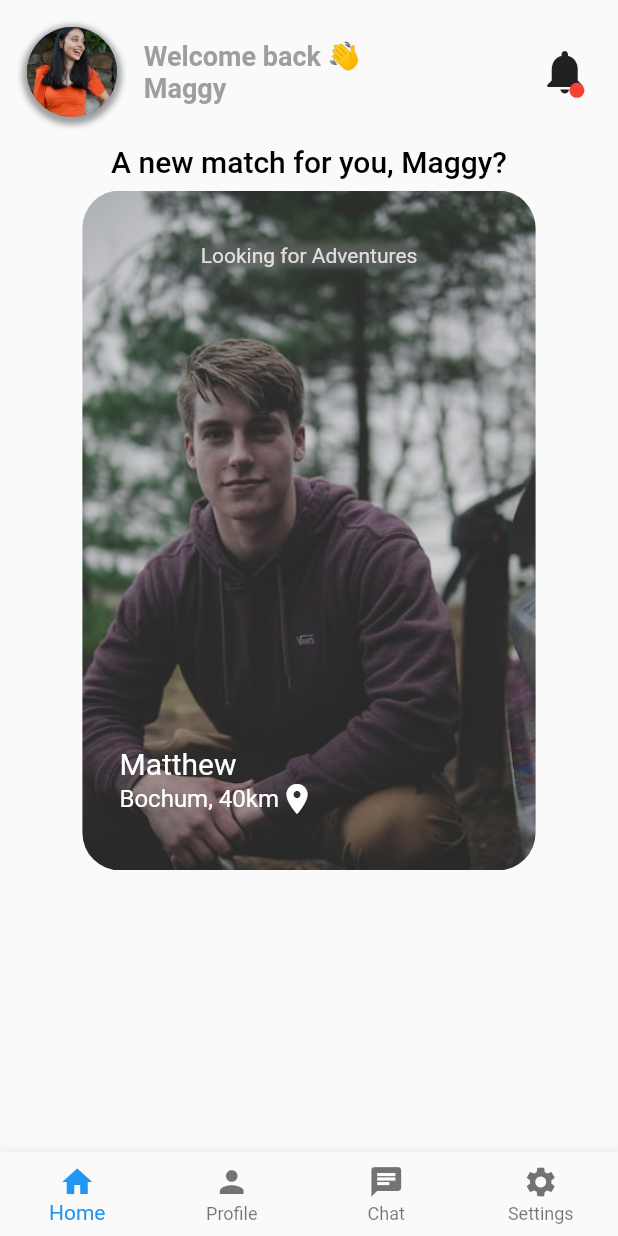
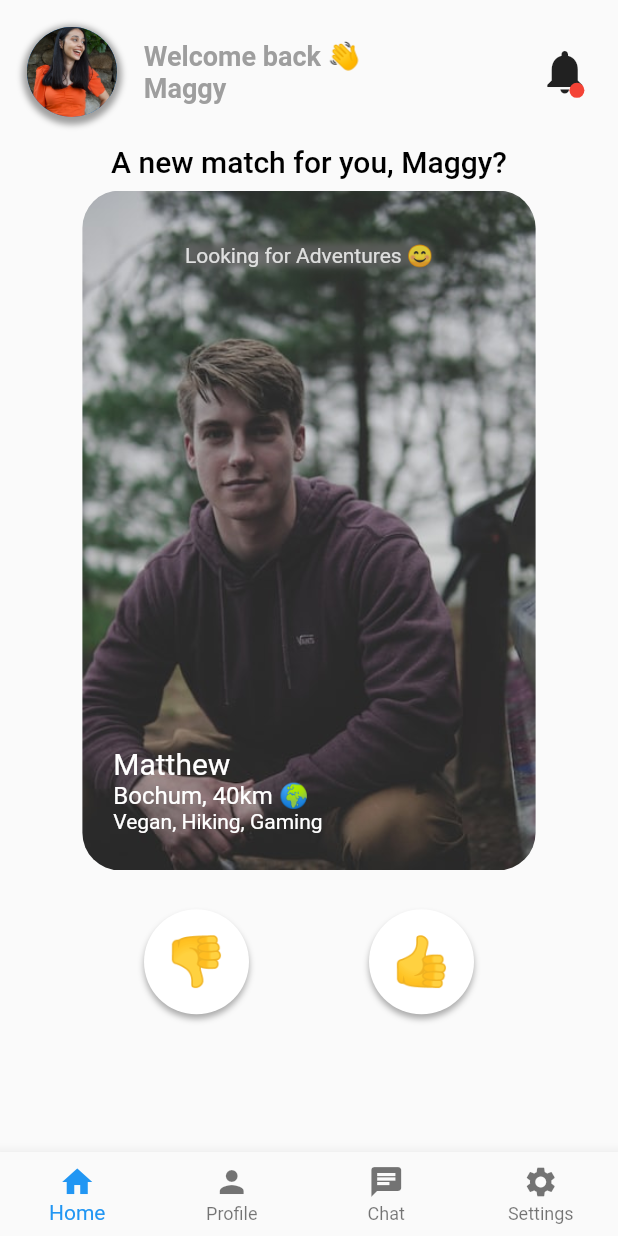
Before and after one commit to leon-mel/pometri, a Flutter app: the screen it shows after launch, on a phone screen of 412 x 824 dp. Run offline on Flutter 3.47's test engine with Material 2 defaults, Android fonts, the phone set to English and light mode, and no system bars; our stand-ins replace bloc, dartz, firebase_auth, firebase_core, flutter_bloc, flutter_bounce and 2 more; accounts and stored records are empty.

Commit message:
finished home ui

```diff
--- a/lib/homemenu/home_screen_new.dart
+++ b/lib/homemenu/home_screen_new.dart
@@ -38,7 +38,7 @@ class HomeScreenNew extends StatelessWidget {
                           radius: 30,
                           backgroundImage: AssetImage("assets/user.png")),
                     ),
-                    Column(
+                    const Column(
                       crossAxisAlignment: CrossAxisAlignment.start,
                       children: [
                         Text(
@@ -112,15 +112,15 @@ class HomeScreenNew extends StatelessWidget {
                                     blurRadius: 3)
                               ]),
                           child: Text(
-                            "Looking for Adventures",
+                            "Looking for Adventures 😊",
                             style:
                                 TextStyle(color: Colors.white.withOpacity(0.8)),
                           )),
                     ),
                     Positioned(
                       top: SizeConfig.safeBlockVertical * 45,
-                      left: SizeConfig.safeBlockHorizontal * 6,
-                      child: Align(
+                      left: SizeConfig.safeBlockHorizontal * 5,
+                      child: const Align(
                         alignment: Alignment.bottomLeft,
                         child: Column(
                             crossAxisAlignment: CrossAxisAlignment.start,
@@ -130,22 +130,72 @@ class HomeScreenNew extends StatelessWidget {
                                 style: TextStyle(
                                     color: Colors.white, fontSize: 20),
                               ),
-                              Row(
-                                children: [
-                                  Text(
-                                    "Bochum, 40km",
-                                    style: TextStyle(
-                                        color: Colors.white, fontSize: 16),
-                                  ),
-                                  Icon(
-                                    Icons.location_on,
-                                    color: Colors.white,
-                                  )
-                                ],
+                              Text(
+                                "Bochum, 40km 🌍",
+                                style: TextStyle(
+                                    color: Colors.white, fontSize: 16),
+                              ),
+                              Text(
+                                "Vegan, Hiking, Gaming",
+                                style: TextStyle(
+                                    color: Colors.white, fontSize: 14),
                               )
                             ]),
                       ),
                     )
+                  ],
+                ),
+              ),
+              Padding(
+                padding: const EdgeInsets.only(top: 18.0),
+                child: Row(
+                  mainAxisAlignment: MainAxisAlignment.center,
+                  children: [
+                    const SizedBox(
+                      width: 50,
+                    ),
+                    Container(
+                      height: 70,
+                      width: 70,
+                      decoration: BoxDecoration(
+                          shape: BoxShape.circle,
+                          color: Colors.white,
+                          boxShadow: [
+                            BoxShadow(
+                                blurRadius: 3,
+                                offset: const Offset(0, 3),
+                                color: Colors.grey[600]!.withOpacity(0.6))
+                          ]),
+                      child: const Center(
+                          child: Text(
+                        "👎",
+                        style: TextStyle(fontSize: 32),
+                      )),
+                    ),
+                    const SizedBox(
+                      width: 80,
+                    ),
+                    Container(
+                      height: 70,
+                      width: 70,
+                      decoration: BoxDecoration(
+                          shape: BoxShape.circle,
+                          color: Colors.white,
+                          boxShadow: [
+                            BoxShadow(
+                                blurRadius: 3,
+                                offset: const Offset(0, 3),
+                                color: Colors.grey[600]!.withOpacity(0.6))
+                          ]),
+                      child: const Center(
+                          child: Text(
+                        "👍",
+                        style: TextStyle(fontSize: 32),
+                      )),
+                    ),
+                    const SizedBox(
+                      width: 50,
+                    ),
                   ],
                 ),
               )
--- a/pubspec.yaml
+++ b/pubspec.yaml
@@ -42,6 +42,7 @@ dependencies:
   firebase_core: ^2.4.1
   firebase_auth: ^4.2.5
   get_it: ^7.2.0
+  drop_shadow: ^0.0.2+1
 
 dev_dependencies:
   flutter_test:
```
Also changed, not shown: pubspec.lock.
